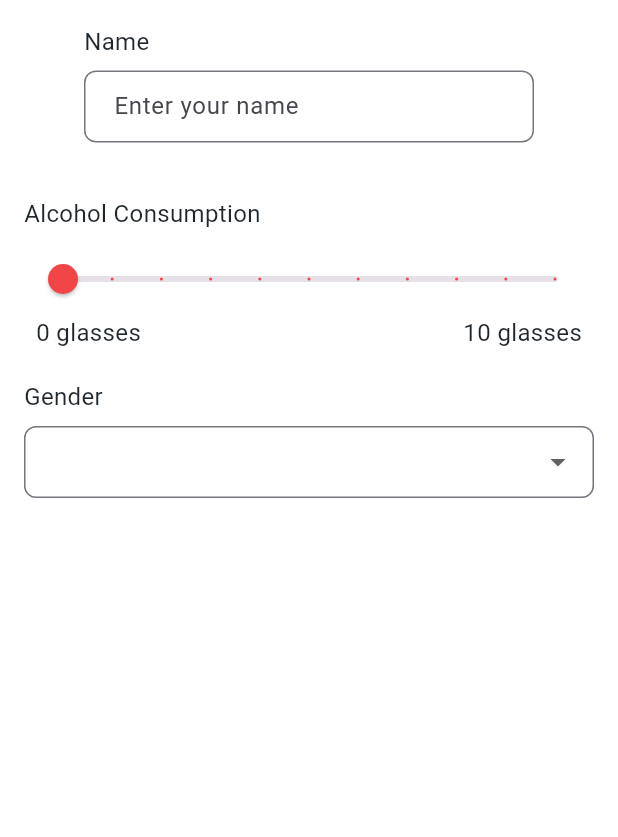
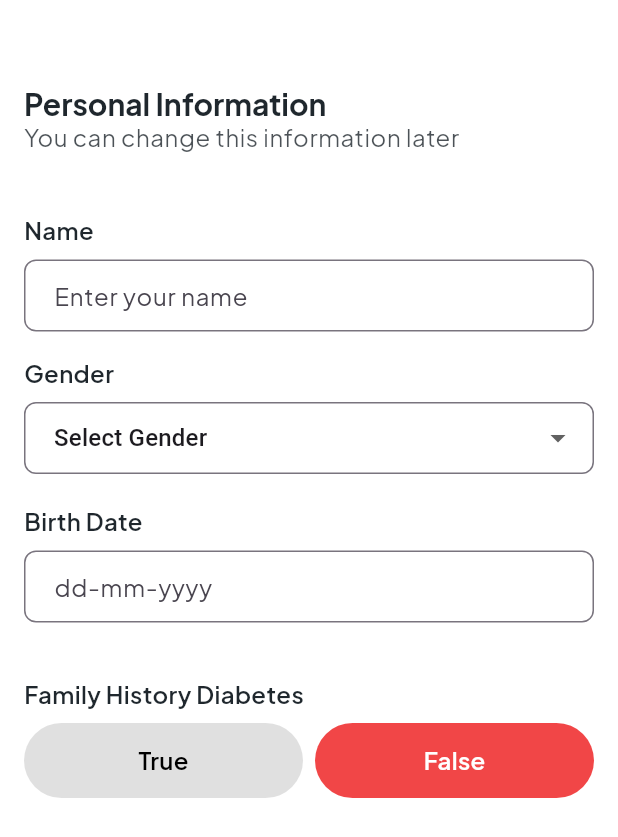
Before and after one commit to moozunch/Madhumeha, a Flutter app: the screen it shows after launch, after a tap on "Start", on a phone screen of 412 x 824 dp. Shown: the top 837 px of the screen. Run offline on Flutter 3.47's test engine with Material 3 defaults, Android fonts, the phone set to English and light mode, and no system bars; our stand-ins replace google_fonts.

Commit message:
primaryButton now has toggle option

```diff
--- a/lib/main.dart
+++ b/lib/main.dart
@@ -1,6 +1,8 @@
 import 'package:flutter/material.dart';
 import 'themes/appTheme.dart';
 import 'screens/splashScreen.dart';
+import 'themes/darkTheme.dart';
+import 'themes/lightTheme.dart';
 import 'screens/boardingScreen.dart';
 // import 'package:tflite_flutter/tflite_flutter.dart';
 
--- a/lib/screens/boardingScreen.dart
+++ b/lib/screens/boardingScreen.dart
@@ -15,10 +15,10 @@ class BoardingScreen extends StatelessWidget {
             Icon(Icons.import_contacts),
             SizedBox(height: 20,),
             Text(
-              'Healthy lifestyle kamu dimulai sekarang. \n Before we start let’s fill all the information first',
-              style: Theme.of(context).textTheme.bodyMedium,
+              'Healthy lifestyle kamu dimulai sekarang. \n Before we start let’s fill all \nthe information first.',
+              style: Theme.of(context).textTheme.bodyMedium?.copyWith(fontWeight: FontWeight.w600),
               textAlign: TextAlign.center,
-              maxLines: 2,
+              maxLines: 3,
               overflow: TextOverflow.ellipsis,
             ),
             SizedBox(height: 10,),
--- a/lib/screens/inputScreen.dart
+++ b/lib/screens/inputScreen.dart
@@ -1,3 +1,4 @@
+import 'package:Madhumeha/widgets/primaryButton.dart';
 import 'package:flutter/material.dart';
 import 'package:Madhumeha/widgets/inputBox.dart';
 import 'package:Madhumeha/widgets/inputSlider.dart';
@@ -13,6 +14,7 @@ class InputScreen extends StatefulWidget {
 class _InputScreenState extends State<InputScreen> {
   //Input Box
   TextEditingController nameController = TextEditingController(); //membuat controller manggil TextEditingController dari inputBox.dart
+  final TextEditingController birthDateController = TextEditingController();
 
   //Slider
   double alchoholConsumption = 0.0;
@@ -20,42 +22,131 @@ class _InputScreenState extends State<InputScreen> {
   //Dropdown
   String? selectedGender;
 
+  //Toggle Primary Button
+  bool familyHistoryDiabetes = false;
+
+
+  //Method untuk BirtDate Picker
+  void _selectDate() async {
+    DateTime? picked = await showDatePicker(
+        context: context,
+        initialDate: DateTime.now(),
+        firstDate: DateTime(1945),
+        lastDate: DateTime.now()
+    );
+
+  if (picked != null) {
+    setState(() {
+      birthDateController.text = picked.toString();});
+    }
+  }
+
+  //Method Toogle Button
+  void _familyHistoryDiabetes(bool value) {
+    setState(() {
+      familyHistoryDiabetes = value;
+    });
+}
+
   @override
   Widget build(BuildContext context) {
     return Scaffold(
-    body: Padding(
-    padding: const EdgeInsets.all(16.0),
+    body: SingleChildScrollView(
       child: Column(
+        crossAxisAlignment: CrossAxisAlignment.start,
         children: [
+          Padding(
+            padding: const EdgeInsets.all(16),
+            child: Column(
+              crossAxisAlignment: CrossAxisAlignment.start,
+              children: [
+                SizedBox(height: 40),
+                SizedBox(
+                  child:
+                  Text(
+                    textAlign: TextAlign.start,
+                    'Personal Information',
+                    style: Theme.of(context).textTheme.headlineLarge,
+                  ),
+                ),
+                SizedBox(
+                  child:
+                  Text(
+                    textAlign: TextAlign.start,
+                    'You can change this information later',
+                    style: Theme.of(context).textTheme.bodySmall,
+                  ),
+                ),
+                SizedBox(height: 40,),
+                //Name
                 InputBox( //menggunakan widget InputBox
                   label: 'Name',
                   controller: nameController,
                   hint: 'Enter your name',
                   keyboardType: TextInputType.text,
                 ),
-        const SizedBox(height: 20,),
-        InputSlider(
-          label: 'Alcohol Consumption',
-          min: 0.0,
-          max: 10.0,
-          divisions: 10,
-          unit: 'glasses',
-          onChanged: (value) {
-            alchoholConsumption = value;
-          },
-        ),
-        const SizedBox(height: 20,),
+                //Gender
                 DropDown(
                   label: 'Gender',
-          items: ['Male', 'Female'],
-          initialValue: 'Gender',
+                  items: ['Select Gender','Male', 'Female'],
+                  initialValue: selectedGender ?? 'Select Gender',
                   onChanged: (value){
+                    if (value != 'Select Gender') {
                       setState(() {
                         selectedGender = value;
                       });
+                    }
                   },
                 ),
-  ],),),
+                //Birth Date
+                const SizedBox(height: 20,),
+                InputBox(
+                  label: 'Birth Date',
+                  controller: birthDateController,
+                  hint: 'dd-mm-yyyy',
+                  onTap: _selectDate),
+                SizedBox(height: 20),
+                //Family History Diabetes
+                SizedBox(
+                  child: Text(
+                    'Family History Diabetes',
+                    style: Theme.of(context).textTheme.bodyMedium?.copyWith(
+                      fontWeight: FontWeight.w600),
+                  ),
+                ),
+                SizedBox(height: 8),
+                Row(
+                  children: [
+                    //True
+                    Expanded(
+                        child: PrimaryButton(
+                            label: 'True',
+                            isToggle: true,
+                            isSelected: familyHistoryDiabetes,
+                            color: familyHistoryDiabetes ? Theme.of(context).primaryColor : Theme.of(context).primaryColorDark,
+                            textColor: familyHistoryDiabetes ? Theme.of(context).scaffoldBackgroundColor : Theme.of(context).textTheme.bodySmall!.color!,
+                            onPressed: () => _familyHistoryDiabetes(true))
+                    ),
+                    SizedBox(width: 8),
+                    //False
+                    Expanded(
+                        child: PrimaryButton(
+                            label: 'False',
+                            isToggle: true,
+                            isSelected: !familyHistoryDiabetes,
+                            color: familyHistoryDiabetes ? Theme.of(context).primaryColor : Theme.of(context).primaryColorDark,
+                            width: double.infinity, //menggunakan double.infinity agar button memenuhi layar
+                            textColor: familyHistoryDiabetes ? Theme.of(context).scaffoldBackgroundColor : Theme.of(context).textTheme.bodySmall!.color!,
+                            onPressed: () => _familyHistoryDiabetes(false))
+                    )
+                  ],
+                )
+              ],
+            ),
+          )
+        ],
+      ),
+      ),
     );
   }
 
--- a/lib/themes/darkTheme.dart
+++ b/lib/themes/darkTheme.dart
@@ -1,30 +1,38 @@
 import 'package:flutter/material.dart';
+import 'package:google_fonts/google_fonts.dart';
 
 final ThemeData darkTheme = ThemeData(
   brightness: Brightness.dark,
   primaryColor: Color(0xFFAD1F20), //0xFF + warna pilihan
   scaffoldBackgroundColor: Color(0xFF1F272D),
   secondaryHeaderColor: Colors.white,
+  primaryColorDark: Color(0x99FFFFFF), //12% Putih
   textTheme: TextTheme(
-        headlineLarge: TextStyle(
+    headlineLarge: GoogleFonts.plusJakartaSans(
       fontSize: 20,
       fontWeight: FontWeight.bold,
       color: Color(0xFF1F272D),
     ),
-        bodyMedium: TextStyle(
+    bodyMedium: GoogleFonts.plusJakartaSans(
       fontSize: 16,
       fontWeight: FontWeight.normal,
-            color: Colors.white //BodyPutih
+      color: Colors.white, //BodyPutih
     ),
-        bodyLarge: TextStyle(
+    bodyLarge: GoogleFonts.plusJakartaSans(
       fontSize: 16,
       fontWeight: FontWeight.normal,
-            color: Color(0xFFAD1F20) //BodyPink
+      color: Color(0xFFAD1F20), //BodyPink
     ),
-        bodySmall: TextStyle(
+    bodySmall: GoogleFonts.plusJakartaSans(
       fontSize: 16,
       fontWeight: FontWeight.normal,
-            color: Color(0xCC1F272D) //hitam 80%
+      color: Color(0xCC1F272D), //hitam 80%
     ),
-    )
+  ),
 );
+
+// final TextStyle heading = GoogleFonts.plusJakartaSans(
+//   fontSize: 24,
+//   fontWeight: FontWeight.bold,
+//   color: Colors.white,
+// );
--- a/lib/themes/lightTheme.dart
+++ b/lib/themes/lightTheme.dart
@@ -1,30 +1,32 @@
 import 'package:flutter/material.dart';
+import 'package:google_fonts/google_fonts.dart';
 
 final ThemeData lightTheme = ThemeData(
   brightness: Brightness.light,
   primaryColor: Color(0xFFF14647), //0xFF + warna pilihan
   scaffoldBackgroundColor: Colors.white,
   secondaryHeaderColor: Color(0xFF1F272D),
+  primaryColorDark: Color(0x991F272D), //12% Hitam
   textTheme: TextTheme(
-    headlineLarge: TextStyle(
+    headlineLarge: GoogleFonts.plusJakartaSans(
       fontSize: 20,
       fontWeight: FontWeight.bold,
       color: Color(0xFF1F272D),
     ),
-      bodyMedium: TextStyle(
+    bodyMedium: GoogleFonts.plusJakartaSans(
       fontSize: 16,
       fontWeight: FontWeight.normal,
-        color: Color(0xFF1F272D) //BodyHitam
+      color: Color(0xFF1F272D), // BodyHitam
     ),
-    bodyLarge: TextStyle(
+    bodyLarge: GoogleFonts.plusJakartaSans(
       fontSize: 16,
       fontWeight: FontWeight.normal,
-      color: Color(0xFFF14647) //BodyPink
+      color: Color(0xFFF14647), // BodyPink
     ),
-      bodySmall: TextStyle(
+    bodySmall: GoogleFonts.plusJakartaSans(
       fontSize: 16,
       fontWeight: FontWeight.normal,
-          color: Color(0xCC1F272D) //hitam 80%
+      color: Color(0xCC1F272D), // Hitam 80%
     ),
-  )
+  ),
 );
--- a/lib/widgets/dropDown.dart
+++ b/lib/widgets/dropDown.dart
@@ -31,12 +31,18 @@ class _DropDownState extends State<DropDown> {
   //widgeet
   @override
   Widget build(BuildContext context){
-    return Column(
+    return GestureDetector(
+        onTap: () {
+      FocusScope.of(context).unfocus(); // menutup keyboard jika tap di luar input
+    },
+      child: Column(
       crossAxisAlignment: CrossAxisAlignment.start,
       children: [
         Text(
           widget.label,
-          style: Theme.of(context).textTheme.bodyMedium,
+          style: Theme.of(context).textTheme.bodyMedium?.copyWith(
+            fontWeight: FontWeight.w600,
+          )
         ),
         const SizedBox(height: 8,),
         DropdownButtonFormField<String>(
@@ -58,6 +64,8 @@ class _DropDownState extends State<DropDown> {
   contentPadding: const EdgeInsets.symmetric(vertical: 12, horizontal: 16),
   focusedBorder: OutlineInputBorder(
       borderSide: BorderSide(color: Theme.of(context).primaryColor )),
-  ),),]);
+  ),
+          autofocus: false,),
+      ]) );
   }//keadaan awalnya
 }
--- a/lib/widgets/inputBox.dart
+++ b/lib/widgets/inputBox.dart
@@ -16,24 +16,28 @@ class InputBox extends StatelessWidget {
     required this.controller,
     this.hint = '',
     this.keyboardType = TextInputType.text,
-    this.onTap
+    this.onTap,
   });
 
   @override
   Widget build(BuildContext context) {
-    return Column(
+    return GestureDetector(
+      onTap: () {
+        FocusScope.of(context).unfocus(); // menutup keyboard jika tap di luar input
+      },
+      child: Column(
         crossAxisAlignment: CrossAxisAlignment.start,
         children: [
-        Text(label, style: Theme.of(context).textTheme.bodyMedium),
+          Text(label, style: Theme.of(context).textTheme.bodyMedium?.copyWith(
+            fontWeight: FontWeight.w600,
+          )),
           const SizedBox(height: 8,),
           GestureDetector(
             onTap: onTap,
-          child: AbsorbPointer(
-            // agar input box tidak langsung aktifin keyboard
             child: ConstrainedBox(
               constraints: const BoxConstraints(
-                maxWidth: 300,
-              ),
+                maxWidth: 400,
+              ), //Untuk ukuran lebar text field
               child: TextField(
                 controller: controller,
                 keyboardType: keyboardType,
@@ -48,12 +52,13 @@ class InputBox extends StatelessWidget {
                     borderRadius: BorderRadius.circular(8),
                   ),
                 ),
-              ),
+                autofocus: false,
               ),
             ),
           ),
           const SizedBox(height: 16,),
         ],
+      ),
     );
   }
 }
--- a/lib/widgets/inputSlider.dart
+++ b/lib/widgets/inputSlider.dart
@@ -35,7 +35,9 @@ class _SliderState extends State<InputSlider> {
       children: [
         Text(
           widget.label,
-          style: Theme.of(context).textTheme.bodyMedium),
+          style: Theme.of(context).textTheme.bodyMedium?.copyWith(
+            fontWeight: FontWeight.w600,
+          )),
           const SizedBox(height: 8),
         Slider(
             value: _currentValue,
--- a/lib/widgets/primaryButton.dart
+++ b/lib/widgets/primaryButton.dart
@@ -5,6 +5,8 @@ class PrimaryButton extends StatelessWidget{
   final Color color;
   final Color textColor;
   final double width;
+  final bool isSelected;
+  final bool isToggle;
   final VoidCallback onPressed; //menggunakan voidcallback karena tidak mengembalikan nilai
 
   //constructor
@@ -13,27 +15,38 @@ const PrimaryButton ({
   required this.label,
   required this.color,
   required this.textColor,
+  this.isSelected = false,
+  this.isToggle = false,
   this.width = double.infinity, //menggunakan double.infinity agar button memenuhi layar
   required this.onPressed,
 });
 
   @override
   Widget build(BuildContext context) {
-    return SizedBox(
-      width: width,
-      height: 50,
-      child: ElevatedButton(
-          onPressed: onPressed,
-          style: ElevatedButton.styleFrom(
-            backgroundColor: color,
-            shape: RoundedRectangleBorder(
-              borderRadius: BorderRadius.circular(100),
+    Color backgroundColor;
+    Color textColor;
+    if (isToggle) {
+      backgroundColor = isSelected ? Theme.of(context).primaryColor : Colors.grey.shade300;
+      textColor = isSelected ? Colors.white : Colors.black;
+    } else {
+      // Jika bukan toggle, gunakan warna statis
+      backgroundColor = color ?? Theme.of(context).primaryColor;
+      textColor = Colors.white;
+    }
+    return GestureDetector(
+      onTap: onPressed,
+      child: Container(
+          width: width,
+          height: 50,
+          padding: const EdgeInsets.symmetric(vertical: 10),
+          alignment: Alignment.center,
+          decoration: BoxDecoration(
+            color: backgroundColor,
+            borderRadius: BorderRadius.circular(100),
             ),
-            padding: const EdgeInsets.symmetric(vertical: 10),
-          ),
         child: Text(
           label,
-          style: Theme.of(context).textTheme.bodyMedium?.copyWith(color: textColor),
+          style: Theme.of(context).textTheme.bodyMedium?.copyWith(color: textColor, fontWeight: FontWeight.w600),
         ),
       ),
     );
--- a/pubspec.yaml
+++ b/pubspec.yaml
@@ -37,6 +37,7 @@ dependencies:
   cupertino_icons: ^1.0.8
   tflite_flutter: ^0.11.0
   animated_text_kit: ^4.2.2
+  google_fonts: ^6.2.1
 
 dev_dependencies:
   flutter_test:
```
Also changed, not shown: pubspec.lock, 1 other file. Lines whose indentation alone changed are shown as unchanged.
